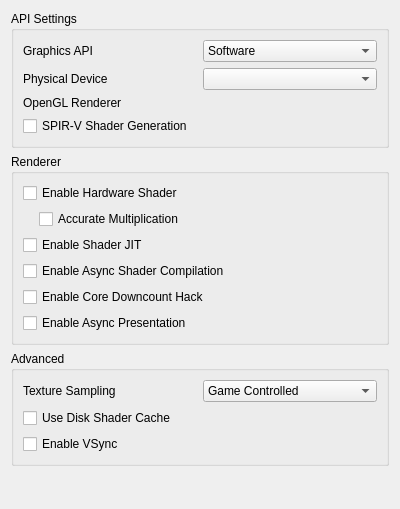
Qt form src/citra_qt/configuration/configure_graphics.ui (yeager/Borked3DS) before a commit.
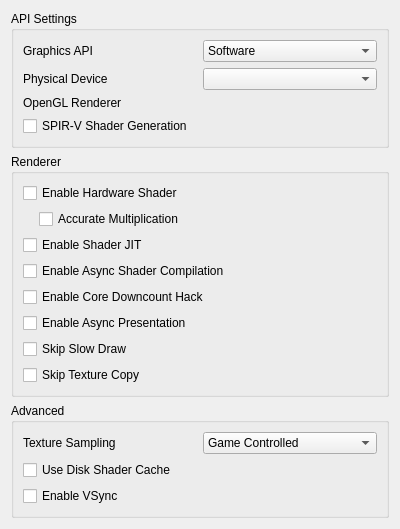
The same form after that commit.

Commit message: Implement Skip Slow Draw and Skip Texture Copy to UI

```diff
--- a/src/citra_qt/configuration/configure_graphics.ui
+++ b/src/citra_qt/configuration/configure_graphics.ui
@@ -241,6 +241,26 @@
         </property>
        </widget>
       </item>
+      <item>
+       <widget class="QCheckBox" name="toggle_skip_slow_draw">
+        <property name="toolTip">
+         <string>&lt;html&gt;&lt;head/&gt;&lt;body&gt;&lt;p&gt;Skips the slow drawing event from rendering. Can improve performance or rarely fix issues, but may cause graphical bugs.&lt;/p&gt;&lt;/body&gt;&lt;/html&gt;</string>
+        </property>
+        <property name="text">
+         <string>Skip Slow Draw</string>
+        </property>
+       </widget>
+      </item>
+      <item>
+       <widget class="QCheckBox" name="toggle_skip_texture_copy">
+        <property name="toolTip">
+         <string>&lt;html&gt;&lt;head/&gt;&lt;body&gt;&lt;p&gt;Skips the texture copy event from rendering. Can improve performance or rarely fix issues, but may cause graphical bugs.&lt;/p&gt;&lt;/body&gt;&lt;/html&gt;</string>
+        </property>
+        <property name="text">
+         <string>Skip Texture Copy</string>
+        </property>
+       </widget>
+      </item>
      </layout>
     </widget>
    </item>
```
The commit also changes 9 other files.
